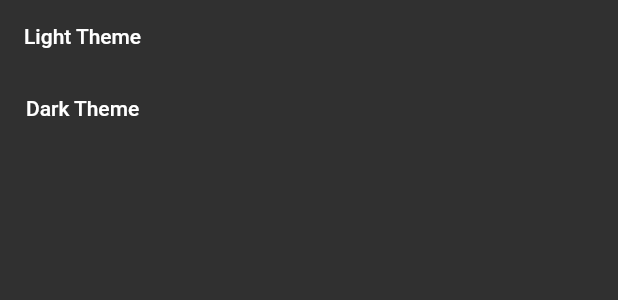
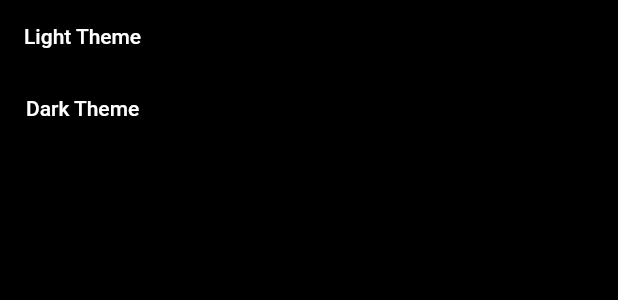
Before and after one commit to zinbrox/news_app_2, a Flutter app: the Settings_Page widget shown alone on an empty page, opened directly, after a tap on "Dark Theme", on a phone screen of 412 x 824 dp. Shown: the top 300 px of the screen. Run offline on Flutter 3.47's test engine with Material 2 defaults, Android fonts, the phone set to English and light mode, and no system bars; our stand-ins replace firebase_auth, firebase_core, google_sign_in, shared_preferences, webview_flutter; accounts and stored records are empty; network calls fail.

Commit message:
Added Light and Dark Theme (With Custom Settings)

```diff
--- /dev/null
+++ b/lib/blocs/color_styles.dart
@@ -0,0 +1,63 @@
+import 'package:flutter/material.dart';
+import 'dart:ui';
+import 'package:shared_preferences/shared_preferences.dart';
+
+class DarkThemePreference {
+  static const THEME_STATUS = "THEMESTATUS";
+
+  setDarkTheme(bool value) async {
+    SharedPreferences prefs = await SharedPreferences.getInstance();
+    prefs.setBool(THEME_STATUS, value);
+  }
+
+  Future<bool> getTheme() async{
+    SharedPreferences prefs = await SharedPreferences.getInstance();
+    return prefs.getBool(THEME_STATUS) ?? false;
+  }
+
+}
+
+class DarkThemeProvider with ChangeNotifier{
+  DarkThemePreference darkThemePreference =  DarkThemePreference();
+  bool _darkTheme = false;
+
+  bool get darkTheme => _darkTheme;
+
+  set darkTheme(bool value){
+    _darkTheme = value;
+    darkThemePreference.setDarkTheme(value);
+    notifyListeners();
+  }
+}
+
+class Styles {
+  static ThemeData themeData(bool isDarkTheme, BuildContext context) {
+    return ThemeData(
+      primarySwatch: Colors.red,
+      primaryColor: isDarkTheme ? Colors.black : Colors.white,
+
+      backgroundColor: isDarkTheme ? Colors.black : Color(0xffF1F5FB),
+
+      indicatorColor: isDarkTheme ? Color(0xff0E1D36) : Color(0xffCBDCF8),
+      buttonColor: isDarkTheme ? Color(0xff3B3B3B) : Color(0xffF1F5FB),
+
+      hintColor: isDarkTheme ? Color(0xff280C0B) : Color(0xffEECED3),
+
+      highlightColor: isDarkTheme ? Color(0xff372901) : Color(0xffFCE192),
+      hoverColor: isDarkTheme ? Color(0xff3A3A3B) : Color(0xff4285F4),
+
+      focusColor: isDarkTheme ? Color(0xff0B2512) : Color(0xffA8DAB5),
+      disabledColor: Colors.grey,
+      textSelectionColor: isDarkTheme ? Colors.white : Colors.black,
+      cardColor: isDarkTheme ? Color(0xFF151515) : Colors.white,
+      canvasColor: isDarkTheme ? Colors.black : Colors.grey[50],
+      brightness: isDarkTheme ? Brightness.dark : Brightness.light,
+      buttonTheme: Theme.of(context).buttonTheme.copyWith(
+          colorScheme: isDarkTheme ? ColorScheme.dark() : ColorScheme.light()),
+      appBarTheme: AppBarTheme(
+        elevation: 0.0,
+      ),
+    );
+
+  }
+}
--- a/lib/main.dart
+++ b/lib/main.dart
@@ -1,4 +1,5 @@
 import 'package:flutter/material.dart';
+import 'package:news_app_2/blocs/color_styles.dart';
 import 'package:news_app_2/blocs/theme.dart';
 import 'package:news_app_2/pages/home.dart';
 import 'package:news_app_2/pages/home_news.dart';
@@ -7,15 +8,49 @@ import 'package:news_app_2/pages/category_selection.dart';
 import 'package:news_app_2/pages/category_news.dart';
 import 'package:provider/provider.dart';
 import 'package:news_app_2/blocs/theme.dart';
+import 'package:news_app_2/pages/loginPage.dart';
 
 void main() => runApp(MyApp());
 
-class MyApp extends StatelessWidget{
+class MyApp extends StatefulWidget{
+  @override
+  _MyAppState createState() => _MyAppState();
+}
+
+class _MyAppState extends State<MyApp>{
+  DarkThemeProvider themeChangeProvider =  new DarkThemeProvider();
+
+  void initState(){
+    super.initState();
+    getCurrentAppTheme();
+  }
+
+  void getCurrentAppTheme() async {
+    themeChangeProvider.darkTheme = await themeChangeProvider.darkThemePreference.getTheme();
+  }
+
   @override
   Widget build(BuildContext context) {
-    return ChangeNotifierProvider<ThemeChanger>(
-      create: (_) => ThemeChanger(ThemeData.dark()),
-      child: new MaterialAppWithTheme(),
+    return ChangeNotifierProvider(
+      create: (_) => themeChangeProvider,
+      child: Consumer<DarkThemeProvider>(
+        builder: (BuildContext context, value, Widget child){
+          return MaterialApp(
+            debugShowCheckedModeBanner: false,
+            theme: Styles.themeData(themeChangeProvider.darkTheme, context),
+            initialRoute: '/loginPage',
+            routes: {
+              '/home':(context) => Home(),
+              '/home_news':(context) => Home_News(),
+              '/article_view':(context) => Article_View(),
+              '/category_selection':(context) => Category_Selection(),
+              '/loginPage':(context) => LoginPage(),
+            },
+          );
+        },
+      ),
+
+
     );
   }
 }
@@ -27,13 +62,13 @@ class MaterialAppWithTheme extends StatelessWidget{
 
     return MaterialApp(
       theme: theme.getTheme(),
-      initialRoute: '/home',
+      initialRoute: '/loginPage',
       routes: {
         '/home':(context) => Home(),
         '/home_news':(context) => Home_News(),
         '/article_view':(context) => Article_View(),
         '/category_selection':(context) => Category_Selection(),
-        '/category_news':(context) => Category_News(),
+        '/loginPage':(context) => LoginPage(),
       },
     );
   }
--- /dev/null
+++ b/lib/pages/loginPage.dart
@@ -0,0 +1,47 @@
+import 'package:flutter/material.dart';
+import 'package:news_app_2/pages/sign_in.dart';
+import 'package:news_app_2/pages/home.dart';
+
+class LoginPage extends StatefulWidget {
+  @override
+  _LoginPageState createState() => _LoginPageState();
+}
+
+class _LoginPageState extends State<LoginPage> {
+  @override
+  Widget build(BuildContext context) {
+    return Scaffold(
+      appBar: AppBar(
+        title: Text("Login Page"),
+        centerTitle: true,
+      ),
+      body: Container(
+        child: Center(
+          child: Column(
+            mainAxisAlignment: MainAxisAlignment.center,
+            children: <Widget>[
+              RaisedButton(
+                child: Text("Sign In With Google"),
+                onPressed: (){
+                  print("Pressed Login");
+                  signInWithGoogle().then((result){
+                    if(result != null){
+                      Navigator.of(context).push(
+                        MaterialPageRoute(
+                          builder: (context){
+                            return Home();
+                          },
+                        ),
+                      );
+                    }
+                  });
+
+                },
+              ),
+            ],
+          ),
+        ),
+      ),
+    );
+  }
+}
--- a/lib/pages/settings_page.dart
+++ b/lib/pages/settings_page.dart
@@ -1,6 +1,8 @@
 import 'package:flutter/material.dart';
+import 'package:news_app_2/blocs/color_styles.dart';
 import 'package:news_app_2/blocs/theme.dart';
 import 'package:provider/provider.dart';
+import 'package:news_app_2/blocs/color_styles.dart';
 
 class Settings_Page extends StatefulWidget {
   @override
@@ -11,16 +13,16 @@ class _Settings_PageState extends State<Settings_Page> {
 
   @override
   Widget build(BuildContext context) {
-    ThemeChanger _themeChanger = Provider.of<ThemeChanger>(context);
+    DarkThemeProvider _themeChanger = Provider.of<DarkThemeProvider>(context);
     return Container(
       child: Column(
         children: <Widget>[
           FlatButton(
             child: Text("Light Theme"),
-            onPressed: () => _themeChanger.setTheme(ThemeData.light())),
+            onPressed: () => _themeChanger.darkTheme=false,),
           FlatButton(
               child: Text("Dark Theme"),
-              onPressed: () => _themeChanger.setTheme(ThemeData.dark())),
+              onPressed: () => _themeChanger.darkTheme=true),
 
         ],
       ),
--- a/pubspec.yaml
+++ b/pubspec.yaml
@@ -27,6 +27,10 @@ dependencies:
   cached_network_image: ^2.0.0
   webview_flutter: ^1.0.7
   provider: ^4.3.3
+  firebase_core: ^0.7.0
+  firebase_auth: ^0.20.0+1
+  google_sign_in: ^4.5.9
+  shared_preferences: ^0.5.12+4
 
 
   # The following adds the Cupertino Icons font to your application.
```
Also changed, not shown: lib/pages/category_news.dart (+0 -96 lines), lib/pages/category_selection.dart (+7 -7 lines), lib/pages/home.dart (+7 -1 lines), lib/pages/home_news.dart (+23 -26 lines), lib/pages/sign_in.dart (added, +38 -0 lines), assets/loader.gif (added), pubspec.lock, 3 other files.
